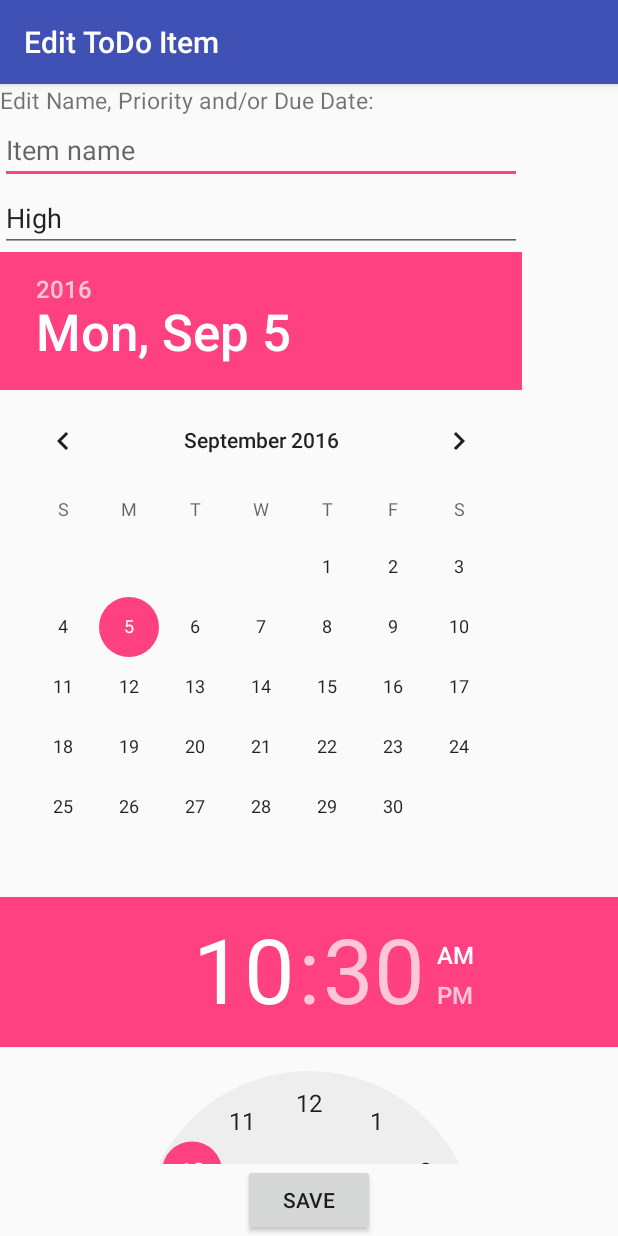
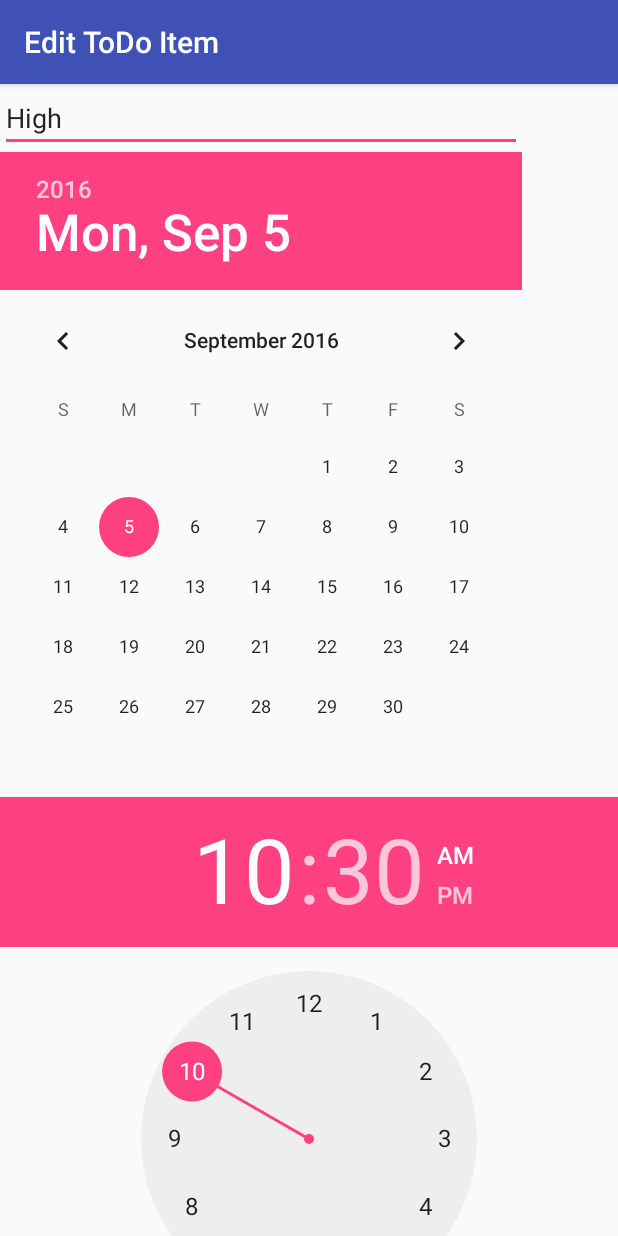
Before and after one commit to gillmccabe/project_2, an Android app: the EditItemActivity screen opened directly, with no data from a screen before it, on a phone screen of 412 x 824 dp. Run offline under Robolectric (Android 15) with nearby library versions, the phone set to English and light mode, and no system bars; 7 statements that could not run were skipped.

Commit message:
update to layout

```diff
--- a/app/src/main/res/layout/activity_edit_item.xml
+++ b/app/src/main/res/layout/activity_edit_item.xml
@@ -4,40 +4,7 @@
     android:layout_width="match_parent"
     android:layout_height="match_parent">
 
-    <Button
-        android:layout_width="wrap_content"
-        android:layout_height="wrap_content"
-        android:text="@string/save"
-        android:id="@+id/btnSave"
-        android:onClick="onSaveBtn"
-        android:layout_alignParentBottom="true"
-        android:layout_centerHorizontal="true" />
 
-    <EditText
-        android:layout_width="wrap_content"
-        android:layout_height="wrap_content"
-        android:inputType="textMultiLine"
-        android:ems="10"
-        android:id="@+id/etEditText"
-        android:layout_below="@+id/tvEditText"
-        android:layout_alignParentLeft="true"
-        android:layout_alignParentStart="true"
-        android:text="@string/editText"
-        android:hint="Item name"
-        android:layout_alignRight="@+id/etPriority"
-        android:layout_alignEnd="@+id/etPriority" />
-
-    <TextView
-        android:layout_width="wrap_content"
-        android:layout_height="wrap_content"
-        android:text="@string/edit"
-        android:id="@+id/tvEditText"
-        android:layout_alignParentTop="true"
-        android:layout_alignParentLeft="true"
-        android:layout_alignParentStart="true"
-        android:layout_alignRight="@+id/etEditText"
-        android:layout_alignEnd="@+id/etEditText"
-        android:textSize="15sp"/>
 
     <EditText
         android:layout_width="wrap_content"
```
